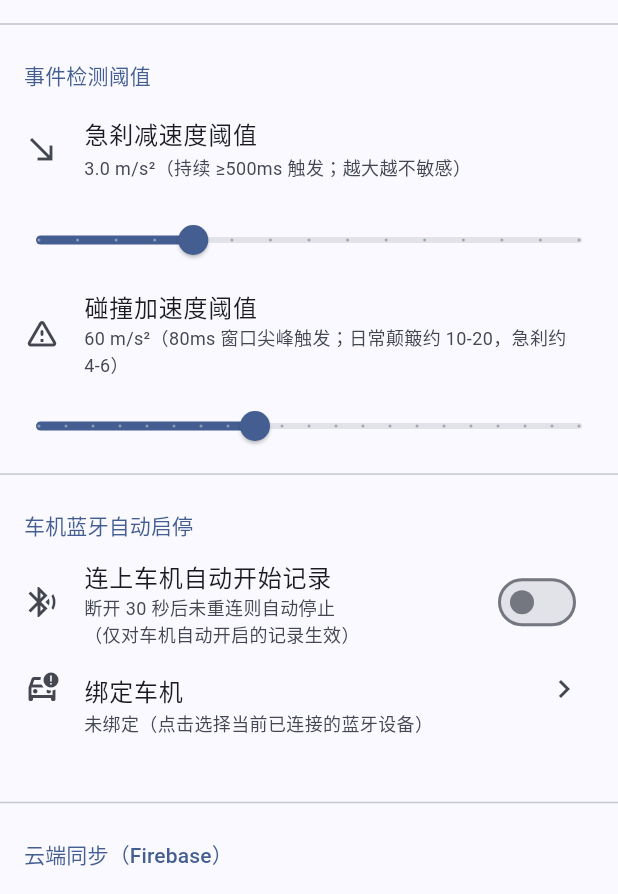
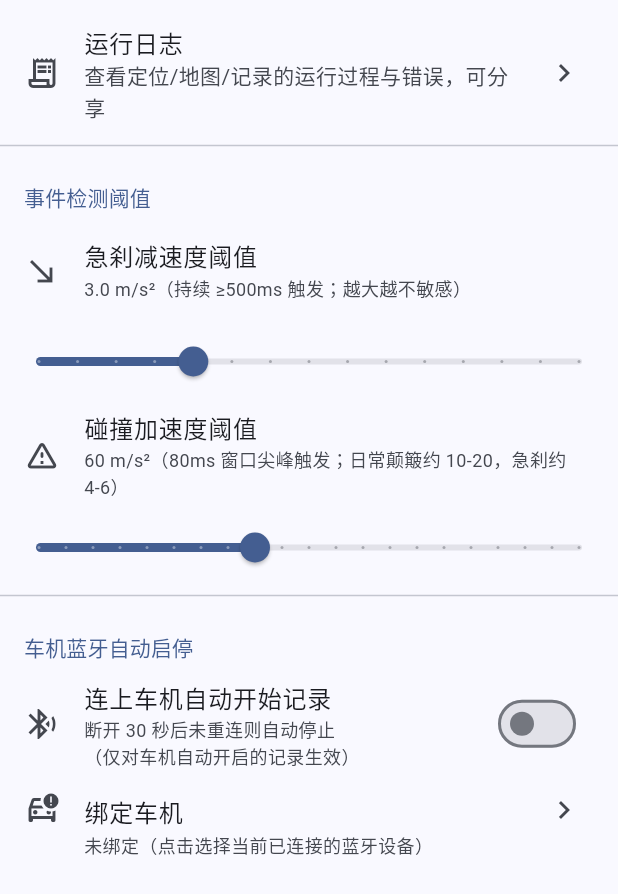
Before and after one commit to Cpu1998/drive-recorder, a Flutter app: the screen it shows after launch, after a tap on "开始记录", after a tap on the "settings" icon, on a phone screen of 412 x 824 dp, the part 342-1236 px from its top. Run offline on Flutter 3.47's test engine with Material 3 defaults, Android fonts, the phone set to English and light mode, and no system bars; our stand-ins replace cloud_firestore, firebase_core, flutter_blue_plus, image_picker, permission_handler, sensors_plus and 3 more; missing offline and left inert: amap_flutter_location, x_amap_base; accounts and stored records are empty.

Commit message:
feat(log): App 内运行日志——设置页可查看/分享，关键链路全打点
新增 AppLogger 环形缓冲（1000 条）+ 全局异常捕获，LogScreen
分级展示（I/W/E 着色、等宽字体）并支持 share_plus 一键分享。
打点覆盖：启动/Key 注入（打码显示）、定位启动停止与 errorCode、
高德隐私确认、地图创建（含 onMapCreated 原生回调）、记录开始
停止、数据库损坏自恢复、示例轨迹种入、蓝牙监测。
解决普通用户无 adb 看不到日志、无法排查地图/定位问题的痛点。
版本 1.3.0。

```diff
--- a/lib/main.dart
+++ b/lib/main.dart
@@ -10,12 +10,15 @@ import 'providers/tracks_provider.dart';
 import 'services/bluetooth_car_service.dart';
 import 'package:amap_flutter_location/amap_flutter_location.dart';
 
+import 'services/app_logger.dart';
 import 'services/database/app_database.dart';
 import 'services/sample_track_seeder.dart';
 import 'services/settings_service.dart';
 import 'services/sync/firestore_sync_service_impl.dart';
 
 Future<void> main() async {
+  AppLogger.attachGlobalHandlers();
+  AppLogger.i('app', '进程启动 v1.3.0');
   WidgetsFlutterBinding.ensureInitialized();
 
   final db = await AppDatabase.open();
@@ -45,19 +48,24 @@ Future<void> main() async {
   final amapKey = settings.amapKey;
   if (amapKey.isNotEmpty) {
     AMapFlutterLocation.setApiKey(amapKey, '');
+    AppLogger.i('key', '定位 Key 已注入：${AppLogger.maskKey(amapKey)}');
+  } else {
+    AppLogger.w('key', '未配置高德 Key（设置页可填），使用打包内置 Key');
   }
 
   bluetooth.autoEnabled = settings.btAutoEnabled;
   try {
     await bluetooth.start();
+    AppLogger.i('bluetooth', '车机蓝牙监测已启动');
   } catch (e) {
     // 蓝牙启动失败不阻塞 App（部分设备无蓝牙/权限拒绝时也能正常用）
-    debugPrint('蓝牙监测启动失败（忽略）：$e');
+    AppLogger.w('bluetooth', '蓝牙监测启动失败（忽略）：$e');
   }
   recording.attachBluetoothEvents(bluetooth.connectionEvents);
 
   // 首次启动种入示例轨迹（无高德 Key 时定位不可用，示例保证详情页可体验）
-  await SampleTrackSeeder(db, prefs).seedIfNeeded();
+  final seeded = await SampleTrackSeeder(db, prefs).seedIfNeeded();
+  AppLogger.i('sample', seeded ? '已种入示例轨迹（可删除）' : '未种入示例轨迹（已种过或已有轨迹）');
 
   await tracksProvider.refresh();
 
--- a/lib/providers/recording_provider.dart
+++ b/lib/providers/recording_provider.dart
@@ -5,6 +5,7 @@ import 'package:flutter/foundation.dart';
 import '../models/drive_event.dart';
 import '../models/track.dart';
 import '../models/track_point.dart';
+import '../services/app_logger.dart';
 import '../services/database/app_database.dart';
 import '../services/driving_event_detector.dart';
 import '../services/foreground_service.dart';
@@ -139,9 +140,11 @@ class RecordingProvider extends ChangeNotifier {
     final perm = await permissions.ensureRecordingPermissions();
     if (!perm.ok) {
       _statusMessage = '缺少权限：${perm.missing.join('、')}';
+      AppLogger.w('record', '开始记录被拒：缺少 ${perm.missing.join('、')}');
       notifyListeners();
       return false;
     }
+    AppLogger.i('record', '开始记录（来源 $source）');
 
     final now = DateTime.now();
     var track = Track(
@@ -150,6 +153,7 @@ class RecordingProvider extends ChangeNotifier {
       name: defaultTrackName(now),
     );
     track = await db.insertTrack(track);
+    AppLogger.i('record', '轨迹 #${track.id} 已创建');
     _currentTrack = track;
     _manualEvents = 0;
     _sensorEvents = 0;
@@ -192,7 +196,8 @@ class RecordingProvider extends ChangeNotifier {
     if (!isRecording) return;
 
     await _flush();
-
+    AppLogger.i('record', '停止记录：${_currentTrack?.name ?? ''}，'
+        '点数 ${_currentTrack?.pointCount ?? 0}，事件 ${_currentTrack?.eventCount ?? 0}');
     location.stop();
     sensors.stop();
     await _fixSub?.cancel();
--- a/lib/screens/settings_screen.dart
+++ b/lib/screens/settings_screen.dart
@@ -5,6 +5,7 @@ import '../providers/bluetooth_state_provider.dart';
 import '../providers/settings_provider.dart';
 import '../services/bluetooth_car_service.dart';
 import '../services/permission_service.dart';
+import 'log_screen.dart';
 
 /// 设置页：急刹/碰撞阈值滑块、车机绑定、Firebase 同步开关。
 class SettingsScreen extends StatefulWidget {
@@ -96,6 +97,14 @@ class _SettingsScreenState extends State<SettingsScreen> {
                 ),
               ],
             ),
+          ),
+          ListTile(
+            leading: const Icon(Icons.receipt_long_outlined),
+            title: const Text('运行日志'),
+            subtitle: const Text('查看定位/地图/记录的运行过程与错误，可分享'),
+            trailing: const Icon(Icons.chevron_right),
+            onTap: () => Navigator.of(context)
+                .push(MaterialPageRoute(builder: (_) => const LogScreen())),
           ),
           const Divider(),
 
--- /dev/null
+++ b/lib/services/app_logger.dart
@@ -0,0 +1,74 @@
+import 'package:flutter/foundation.dart';
+
+/// 运行日志条目。
+@immutable
+class LogEntry {
+  final DateTime time;
+  final String level; // I / W / E
+  final String tag;
+  final String message;
+
+  const LogEntry(this.time, this.level, this.tag, this.message);
+}
+
+/// 应用内运行日志（环形缓冲，最多 [maxEntries] 条）。
+///
+/// 目的：普通用户没有 adb/logcat，定位、地图、Key 校验等关键动作
+/// 与错误必须能直接在 App 里看到并分享出来排查。
+class AppLogger {
+  static const int maxEntries = 1000;
+
+  static final List<LogEntry> _entries = [];
+  static List<LogEntry> get entries => List.unmodifiable(_entries);
+
+  /// 清空日志（日志页「清空」按钮/测试共用）。
+  static void reset() => _entries.clear();
+
+  static void i(String tag, String message) => _add('I', tag, message);
+  static void w(String tag, String message) => _add('W', tag, message);
+  static void e(String tag, String message) => _add('E', tag, message);
+
+  static void _add(String level, String tag, String message) {
+    _entries.add(LogEntry(DateTime.now(), level, tag, message));
+    if (_entries.length > maxEntries) {
+      _entries.removeRange(0, _entries.length - maxEntries);
+    }
+    // 同步镜像到控制台，开发调试时 adb 也能看到
+    debugPrint('[$level][$tag] $message');
+  }
+
+  /// 捕获全局未处理异常（Dart 层），native 崩溃不在此列。
+  static void attachGlobalHandlers() {
+    FlutterError.onError = (details) {
+      e('flutter', '框架异常：${details.exception}\n'
+          '${details.stack?.toString().split('\n').take(6).join('\n')}');
+      FlutterError.presentError(details);
+    };
+    PlatformDispatcher.instance.onError = (error, stack) {
+      e('flutter', '未捕获异常：$error\n'
+          '${stack.toString().split('\n').take(6).join('\n')}');
+      return true;
+    };
+  }
+
+  /// 导出纯文本（分享用）。
+  static String export() {
+    final buf = StringBuffer('行车记录 运行日志（最近 ${_entries.length} 条）\n'
+        '导出时间：${DateTime.now()}\n\n');
+    for (final e in _entries) {
+      final hh = e.time.hour.toString().padLeft(2, '0');
+      final mm = e.time.minute.toString().padLeft(2, '0');
+      final ss = e.time.second.toString().padLeft(2, '0');
+      final ms = e.time.millisecond.toString().padLeft(3, '0');
+      buf.write('$hh:$mm:$ss.$ms ${e.level} ${e.tag.padRight(9)} ${e.message}\n');
+    }
+    return buf.toString();
+  }
+
+  /// Key 打码展示（避免完整 Key 泄漏到日志/分享）。
+  static String maskKey(String key) {
+    if (key.length <= 8) return '${key.length} 位';
+    return '${key.substring(0, 4)}…${key.substring(key.length - 4)}'
+        '（${key.length} 位）';
+  }
+}
--- a/lib/services/database/app_database.dart
+++ b/lib/services/database/app_database.dart
@@ -2,6 +2,8 @@ import 'dart:io';
 
 import 'package:path/path.dart' as p;
 import 'package:sqflite/sqflite.dart';
+
+import '../app_logger.dart';
 
 import '../../models/drive_event.dart';
 import '../../models/track.dart';
@@ -36,6 +38,7 @@ class AppDatabase {
     try {
       return AppDatabase._(await _open(f, databasePath));
     } catch (e) {
+      AppLogger.w('db', '数据库打开失败，进入损坏自恢复：$e');
       final ts = DateTime.now().millisecondsSinceEpoch;
       for (final suffix in ['', '-journal', '-wal', '-shm']) {
         final src = '$databasePath$suffix';
@@ -47,6 +50,7 @@ class AppDatabase {
           await f.deleteDatabase(src);
         }
       }
+      AppLogger.i('db', '已备份损坏库并重建（*.corrupt-$ts）');
       return AppDatabase._(await _open(f, databasePath));
     }
   }
--- a/lib/services/location_service.dart
+++ b/lib/services/location_service.dart
@@ -1,6 +1,8 @@
 import 'dart:async';
 
 import 'package:amap_flutter_location/amap_flutter_location.dart';
+
+import 'app_logger.dart';
 import 'package:amap_flutter_location/amap_location_option.dart';
 import 'package:flutter/foundation.dart';
 
@@ -86,11 +88,13 @@ class LocationService {
     _subscription = _client!.onLocationChanged().listen(_onFix);
     _applyOption();
     _client!.startLocation();
+    AppLogger.i('location', '连续定位已启动（模式 $_mode）');
   }
 
   /// 停止连续定位（不销毁客户端，便于复用）。
   void stop() {
     _running = false;
+    AppLogger.i('location', '连续定位已停止');
     _client?.stopLocation();
     _subscription?.cancel();
     _subscription = null;
@@ -133,6 +137,9 @@ class LocationService {
       errorCode: errorCode,
       errorInfo: event['errorInfo'] as String?,
     );
+    if (!fix.isOk) {
+      AppLogger.w('location', '定位失败 errorCode=$errorCode ${fix.errorInfo ?? ''}');
+    }
     if (fix.isOk) lastFix = fix;
     _fixes.add(fix);
     _adaptInterval(fix);
--- a/lib/widgets/track_map_view.dart
+++ b/lib/widgets/track_map_view.dart
@@ -6,6 +6,7 @@ import 'package:x_amap_base/x_amap_base.dart';
 import '../models/drive_event.dart';
 import '../models/track.dart';
 import '../models/track_point.dart';
+import '../services/app_logger.dart';
 import '../utils/constants.dart';
 
 /// 高德隐私合规门：未同意前不初始化地图 SDK（同 flutter_mapapp 做法）。
@@ -76,6 +77,7 @@ class _TrackMapViewState extends State<TrackMapView> {
   Future<void> _checkPrivacy() async {
     final prefs = await SharedPreferences.getInstance();
     final agreed = prefs.getBool(PrefKeys.amapPrivacyAgreed) == true;
+    AppLogger.i('map', agreed ? '高德隐私：已同意' : '高德隐私：待用户确认');
     if (!mounted) return;
     if (agreed) {
       setState(() {
@@ -215,6 +217,8 @@ class _TrackMapViewState extends State<TrackMapView> {
     // 按官方示例要求：在 AMapWidget 创建前完成初始化与合规声明
     // 优先用设置页配置的 Key（运行时注入），否则走 manifest meta-data
     final key = widget.amapKey ?? '';
+    AppLogger.i('map', '创建地图：${key.isEmpty ? '内置 Key（manifest）' : '设置页 Key ${AppLogger.maskKey(key)}'}，'
+        '定位点 ${widget.points.where((p) => p.hasFix).length} 个，事件 ${widget.events.length} 个');
     amap.AMapInitializer.init(
       context,
       apiKey: key.isEmpty
@@ -229,6 +233,7 @@ class _TrackMapViewState extends State<TrackMapView> {
       initialCameraPosition: _initialCamera,
       markers: _markers.toSet(),
       polylines: {_polyline},
+      onMapCreated: (_) => AppLogger.i('map', '地图原生视图已创建（onMapCreated 回调到达）'),
     );
   }
 }
--- a/pubspec.yaml
+++ b/pubspec.yaml
@@ -16,7 +16,7 @@ publish_to: 'none' # Remove this line if you wish to publish to pub.dev
 # https://developer.apple.com/library/archive/documentation/General/Reference/InfoPlistKeyReference/Articles/CoreFoundationKeys.html
 # In Windows, build-name is used as the major, minor, and patch parts
 # of the product and file versions while build-number is used as the build suffix.
-version: 1.2.1+1
+version: 1.3.0+1
 
 environment:
   sdk: ^3.9.2
```
Also changed, not shown: lib/screens/log_screen.dart (added, +100 -0 lines), pubspec.lock, 2 other files.
